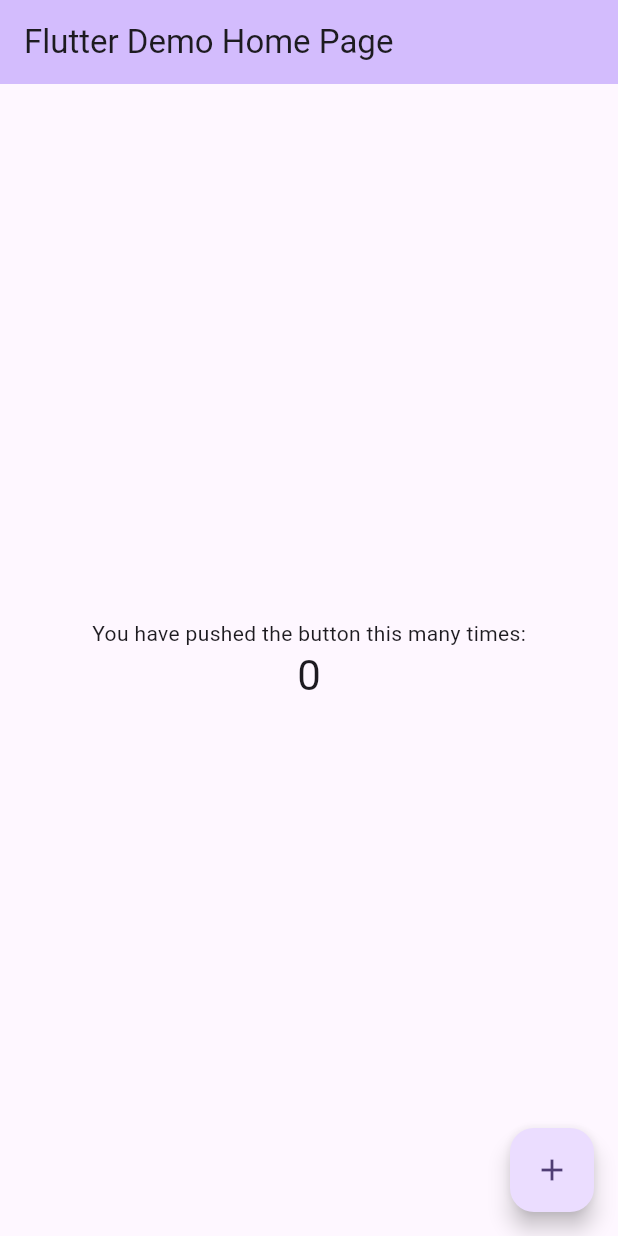
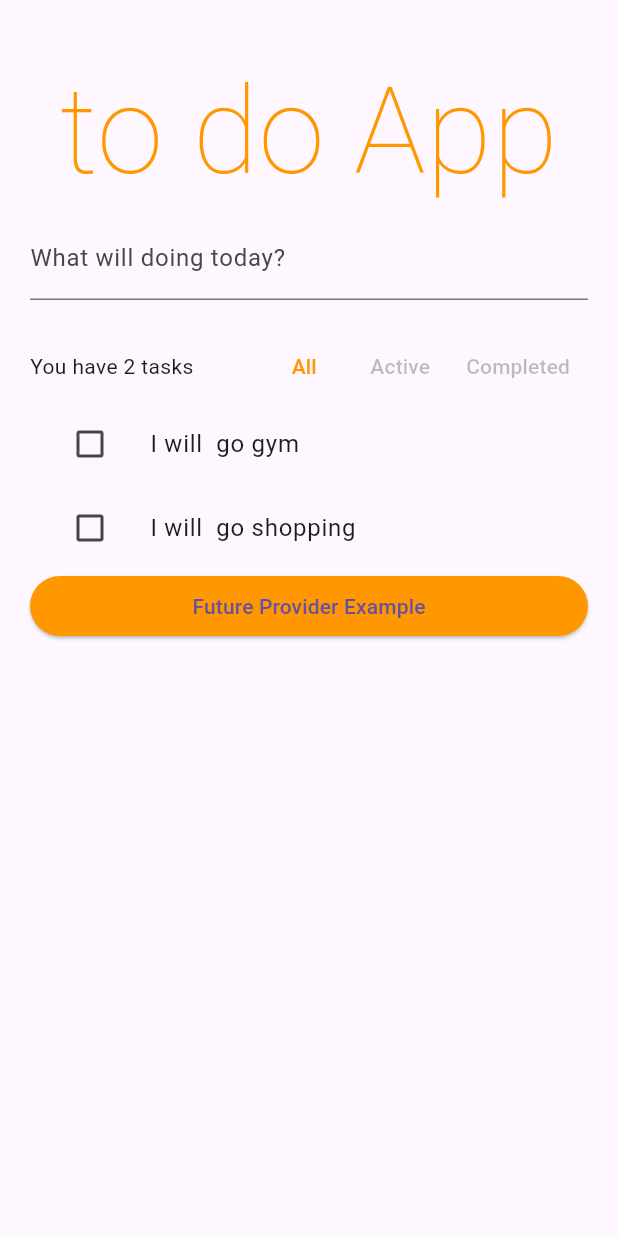
Before and after one commit to suleymansurucu/flutter_to_do_list_firebase_provider, a Flutter app: the screen it shows after launch, on a phone screen of 412 x 824 dp. Run offline on Flutter 3.47's test engine with Material 3 defaults, Android fonts, the phone set to English and light mode, and no system bars; our stand-ins replace dio, flutter_riverpod.

Commit message:
first commit

```diff
--- a/lib/main.dart
+++ b/lib/main.dart
@@ -1,125 +1,19 @@
 import 'package:flutter/material.dart';
+import 'package:flutter_riverpod/flutter_riverpod.dart';
+import 'package:to_do_list_provider_riverpod_firebase_auth/todo_app.dart';
 
 void main() {
-  runApp(const MyApp());
+  runApp(ProviderScope(child: const MyApp()));
 }
 
 class MyApp extends StatelessWidget {
   const MyApp({super.key});
 
-  // This widget is the root of your application.
   @override
   Widget build(BuildContext context) {
     return MaterialApp(
-      title: 'Flutter Demo',
-      theme: ThemeData(
-        // This is the theme of your application.
-        //
-        // TRY THIS: Try running your application with "flutter run". You'll see
-        // the application has a purple toolbar. Then, without quitting the app,
-        // try changing the seedColor in the colorScheme below to Colors.green
-        // and then invoke "hot reload" (save your changes or press the "hot
-        // reload" button in a Flutter-supported IDE, or press "r" if you used
-        // the command line to start the app).
-        //
-        // Notice that the counter didn't reset back to zero; the application
-        // state is not lost during the reload. To reset the state, use hot
-        // restart instead.
-        //
-        // This works for code too, not just values: Most code changes can be
-        // tested with just a hot reload.
-        colorScheme: ColorScheme.fromSeed(seedColor: Colors.deepPurple),
-        useMaterial3: true,
-      ),
-      home: const MyHomePage(title: 'Flutter Demo Home Page'),
+      debugShowCheckedModeBanner: false,
+      home: TodoApp(),
     );
   }
 }
-
-class MyHomePage extends StatefulWidget {
-  const MyHomePage({super.key, required this.title});
-
-  // This widget is the home page of your application. It is stateful, meaning
-  // that it has a State object (defined below) that contains fields that affect
-  // how it looks.
-
-  // This class is the configuration for the state. It holds the values (in this
-  // case the title) provided by the parent (in this case the App widget) and
-  // used by the build method of the State. Fields in a Widget subclass are
-  // always marked "final".
-
-  final String title;
-
-  @override
-  State<MyHomePage> createState() => _MyHomePageState();
-}
-
-class _MyHomePageState extends State<MyHomePage> {
-  int _counter = 0;
-
-  void _incrementCounter() {
-    setState(() {
-      // This call to setState tells the Flutter framework that something has
-      // changed in this State, which causes it to rerun the build method below
-      // so that the display can reflect the updated values. If we changed
-      // _counter without calling setState(), then the build method would not be
-      // called again, and so nothing would appear to happen.
-      _counter++;
-    });
-  }
-
-  @override
-  Widget build(BuildContext context) {
-    // This method is rerun every time setState is called, for instance as done
-    // by the _incrementCounter method above.
-    //
-    // The Flutter framework has been optimized to make rerunning build methods
-    // fast, so that you can just rebuild anything that needs updating rather
-    // than having to individually change instances of widgets.
-    return Scaffold(
-      appBar: AppBar(
-        // TRY THIS: Try changing the color here to a specific color (to
-        // Colors.amber, perhaps?) and trigger a hot reload to see the AppBar
-        // change color while the other colors stay the same.
-        backgroundColor: Theme.of(context).colorScheme.inversePrimary,
-        // Here we take the value from the MyHomePage object that was created by
-        // the App.build method, and use it to set our appbar title.
-        title: Text(widget.title),
-      ),
-      body: Center(
-        // Center is a layout widget. It takes a single child and positions it
-        // in the middle of the parent.
-        child: Column(
-          // Column is also a layout widget. It takes a list of children and
-          // arranges them vertically. By default, it sizes itself to fit its
-          // children horizontally, and tries to be as tall as its parent.
-          //
-          // Column has various properties to control how it sizes itself and
-          // how it positions its children. Here we use mainAxisAlignment to
-          // center the children vertically; the main axis here is the vertical
-          // axis because Columns are vertical (the cross axis would be
-          // horizontal).
-          //
-          // TRY THIS: Invoke "debug painting" (choose the "Toggle Debug Paint"
-          // action in the IDE, or press "p" in the console), to see the
-          // wireframe for each widget.
-          mainAxisAlignment: MainAxisAlignment.center,
-          children: <Widget>[
-            const Text(
-              'You have pushed the button this many times:',
-            ),
-            Text(
-              '$_counter',
-              style: Theme.of(context).textTheme.headlineMedium,
-            ),
-          ],
-        ),
-      ),
-      floatingActionButton: FloatingActionButton(
-        onPressed: _incrementCounter,
-        tooltip: 'Increment',
-        child: const Icon(Icons.add),
-      ), // This trailing comma makes auto-formatting nicer for build methods.
-    );
-  }
-}
--- /dev/null
+++ b/lib/providers/all_providers.dart
@@ -0,0 +1,50 @@
+import 'package:flutter_riverpod/flutter_riverpod.dart';
+import 'package:to_do_list_provider_riverpod_firebase_auth/providers/todo_list_manager.dart';
+import 'package:uuid/uuid.dart';
+
+import '../models/todo_model.dart';
+
+enum TodoListFilter {
+  all,
+  active,
+  completed
+}
+
+final todoListFilterProvider = StateProvider((ref) {
+  return TodoListFilter.all;
+});
+
+final filteredTodoList = Provider((ref){
+  final filter = ref.watch(todoListFilterProvider);
+  final todoList = ref.watch(todoListProvider);
+
+  switch (filter) {
+    case TodoListFilter.all :
+      return todoList;
+    case TodoListFilter.completed:
+      return todoList.where((element) => element.isCompleted).toList();
+    case TodoListFilter.active :
+      return todoList.where((element) => !element.isCompleted).toList();
+
+  }
+}) ;
+
+final todoListProvider =
+StateNotifierProvider<TodoListManager, List<TodoModel>>((ref) {
+  return TodoListManager([
+    TodoModel(id: Uuid().v4(), description: 'I will  go gym'),
+    TodoModel(id: Uuid().v4(), description: 'I will  go shopping')
+  ]);
+});
+
+final unCompletedTodoCountProvider = Provider((ref) {
+  final allTodo = ref.watch(todoListProvider);
+  final count = allTodo
+      .where((element) => !element.isCompleted)
+      .length;
+  return count;
+});
+
+final currentTodoProvider = Provider<TodoModel>((ref) {
+  throw UnimplementedError();
+});
--- /dev/null
+++ b/lib/todo_app.dart
@@ -0,0 +1,57 @@
+import 'package:flutter/material.dart';
+import 'package:flutter_riverpod/flutter_riverpod.dart';
+import 'package:to_do_list_provider_riverpod_firebase_auth/future_provider.dart';
+import 'package:to_do_list_provider_riverpod_firebase_auth/models/todo_model.dart';
+import 'package:to_do_list_provider_riverpod_firebase_auth/providers/all_providers.dart';
+import 'package:to_do_list_provider_riverpod_firebase_auth/widgets/title_widget.dart';
+import 'package:to_do_list_provider_riverpod_firebase_auth/widgets/todo_list_item_widget.dart';
+import 'package:to_do_list_provider_riverpod_firebase_auth/widgets/toolbar_widget.dart';
+import 'package:uuid/uuid.dart';
+
+class TodoApp extends ConsumerWidget {
+  TodoApp({super.key});
+
+  final newTodoController = TextEditingController();
+
+  @override
+  Widget build(BuildContext context, WidgetRef ref) {
+    var allModel = ref.watch(filteredTodoList);
+    return Scaffold(
+      body: ListView(
+        padding: EdgeInsets.symmetric(horizontal: 20, vertical: 30),
+        children: [
+          TitleWidget(),
+          TextField(
+            controller: newTodoController,
+            decoration: InputDecoration(
+              labelText: 'What will doing today?',
+            ),
+            onSubmitted: (newTodo) {
+              ref.read(todoListProvider.notifier).addTodo(newTodo);
+            },
+          ),
+          const SizedBox(
+            height: 20,
+          ),
+          ToolbarWidget(),
+          allModel.length == 0
+              ? Center(child: Text('There is not any tasks'))
+              : SizedBox(),
+          for (int i = 0; i < allModel.length; i++)
+            Dismissible(
+                key: ValueKey(allModel[i].id),
+                onDismissed: (_) {
+                  ref.read(todoListProvider.notifier).remove(allModel[i]);
+                },
+                child: ProviderScope(overrides: [
+                  currentTodoProvider.overrideWithValue(allModel[i]),
+                ], child: TodoListItemWidget())),
+
+          ElevatedButton( style: ElevatedButton.styleFrom(backgroundColor: Colors.orange),onPressed: (){
+            Navigator.of(context).push(MaterialPageRoute(builder: (context)=> FutureProviderExample()));
+          }, child: Text('Future Provider Example'))
+        ],
+      ),
+    );
+  }
+}
--- /dev/null
+++ b/lib/widgets/title_widget.dart
@@ -0,0 +1,15 @@
+import 'package:flutter/material.dart';
+
+class TitleWidget extends StatelessWidget {
+  const TitleWidget({super.key});
+
+  @override
+  Widget build(BuildContext context) {
+    return Text(
+      'to do App',
+      textAlign: TextAlign.center,
+      style: TextStyle(
+          color: Colors.orange, fontSize: 80, fontWeight: FontWeight.w100),
+    );
+  }
+}
--- /dev/null
+++ b/lib/widgets/todo_list_item_widget.dart
@@ -0,0 +1,71 @@
+import 'package:flutter/material.dart';
+import 'package:flutter_riverpod/flutter_riverpod.dart';
+import 'package:to_do_list_provider_riverpod_firebase_auth/providers/all_providers.dart';
+
+import '../models/todo_model.dart';
+
+class TodoListItemWidget extends ConsumerStatefulWidget {
+
+  TodoListItemWidget({super.key});
+
+  @override
+  ConsumerState<TodoListItemWidget> createState() => _TodoListItemWidgetState();
+}
+
+class _TodoListItemWidgetState extends ConsumerState<TodoListItemWidget> {
+  late FocusNode _textFocusNode;
+  late TextEditingController _textEditingController;
+
+  bool _hasFocus = false;
+
+  @override
+  void initState() {
+    super.initState();
+    _textFocusNode = FocusNode();
+    _textEditingController = TextEditingController();
+  }
+
+  @override
+  void dispose() {
+    _textEditingController.dispose();
+    _textFocusNode.dispose();
+    // TODO: implement dispose
+    super.dispose();
+  }
+
+  @override
+  Widget build(BuildContext context) {
+    final currentTodoItem = ref.watch(currentTodoProvider);
+    return Focus(
+      onFocusChange: (isFocus) {
+        if (!isFocus) {
+          setState(() {
+            _hasFocus = false;
+          });
+          ref.read(todoListProvider.notifier).edit(id: currentTodoItem.id, newDescription: _textEditingController.text);
+        }
+      },
+      child: ListTile(
+        onTap: () {
+          setState(() {
+            _hasFocus = true;
+          });
+          _textFocusNode.requestFocus();
+          _textEditingController.text = currentTodoItem.description;
+
+        },
+        leading: Checkbox(
+            value: currentTodoItem.isCompleted,
+            onChanged: (value) {
+              ref.read(todoListProvider.notifier).toggle(currentTodoItem.id);
+            }),
+        title: _hasFocus
+            ? TextField(
+                controller: _textEditingController,
+                focusNode: _textFocusNode,
+              )
+            : Text(currentTodoItem.description),
+      ),
+    );
+  }
+}
--- /dev/null
+++ b/lib/widgets/toolbar_widget.dart
@@ -0,0 +1,78 @@
+import 'package:flutter/material.dart';
+import 'package:flutter_riverpod/flutter_riverpod.dart';
+
+import '../providers/all_providers.dart';
+
+class ToolbarWidget extends ConsumerWidget {
+  ToolbarWidget({super.key});
+
+  Color changeTextColor(TodoListFilter currentFilter, TodoListFilter filter) {
+    return currentFilter == filter ? Colors.orange : Colors.black26;
+  }
+
+  @override
+  Widget build(BuildContext context, WidgetRef ref) {
+    final unCompletedTodoCount = ref.watch(unCompletedTodoCountProvider);
+    final currentFilter = ref.watch(todoListFilterProvider);
+
+    print('Toolbar Widget was rebuilt');
+    return Row(
+      mainAxisAlignment: MainAxisAlignment.spaceBetween,
+      children: [
+        Expanded(
+          child: Text(unCompletedTodoCount == 0
+              ? 'You completed all tasks'
+              : 'You have $unCompletedTodoCount tasks'),
+        ),
+        Tooltip(
+          message: 'Your Tasks',
+          child: TextButton(
+            style: TextButton.styleFrom(
+              foregroundColor: changeTextColor(
+                currentFilter,
+                TodoListFilter.all,
+              ),
+            ),
+            onPressed: () {
+              ref.read(todoListFilterProvider.notifier).state =
+                  TodoListFilter.all;
+            },
+            child: const Text('All'),
+          ),
+        ),
+        Tooltip(
+          message: 'Uncompleted Tasks',
+          child: TextButton(
+            style: TextButton.styleFrom(
+              foregroundColor: changeTextColor(
+                currentFilter,
+                TodoListFilter.active,
+              ),
+            ),
+            onPressed: () {
+              ref.read(todoListFilterProvider.notifier).state =
+                  TodoListFilter.active;
+            },
+            child: const Text('Active'),
+          ),
+        ),
+        Tooltip(
+          message: 'Your Completed Tasks',
+          child: TextButton(
+            style: TextButton.styleFrom(
+              foregroundColor: changeTextColor(
+                currentFilter,
+                TodoListFilter.completed,
+              ),
+            ),
+            onPressed: () {
+              ref.read(todoListFilterProvider.notifier).state =
+                  TodoListFilter.completed;
+            },
+            child: const Text('Completed'),
+          ),
+        ),
+      ],
+    );
+  }
+}
--- a/pubspec.yaml
+++ b/pubspec.yaml
@@ -30,6 +30,9 @@ environment:
 dependencies:
   flutter:
     sdk: flutter
+  uuid: ^4.4.2
+  flutter_riverpod: ^2.6.1
+  dio:
 
   # The following adds the Cupertino Icons font to your application.
   # Use with the CupertinoIcons class for iOS style icons.
```
Also changed, not shown: lib/future_provider.dart (added, +55 -0 lines), lib/models/cat_fact_model.dart (added, +52 -0 lines), lib/models/todo_model.dart (added, +7 -0 lines), lib/providers/todo_list_manager.dart (added, +48 -0 lines), pubspec.lock.
